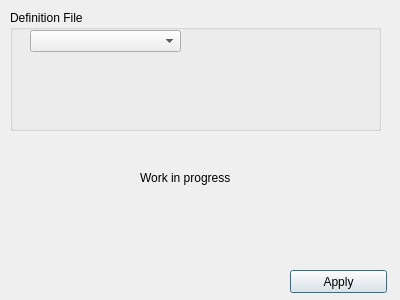
The window that defdialog.ui (Mte90/LearnHotkeys) describes before a commit, drawn with Qt 5.
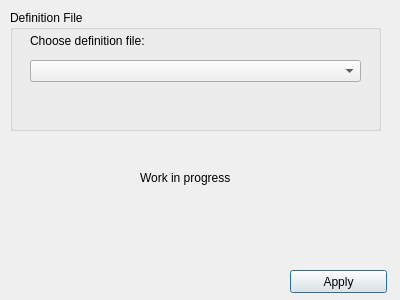
The same window after the commit.

Commit message: big combobox

```diff
--- a/defdialog.ui
+++ b/defdialog.ui
@@ -42,17 +42,30 @@
     <property name="geometry">
      <rect>
       <x>20</x>
-      <y>20</y>
-      <width>151</width>
+      <y>50</y>
+      <width>331</width>
       <height>22</height>
      </rect>
     </property>
    </widget>
+   <widget class="QLabel" name="label_2">
+    <property name="geometry">
+     <rect>
+      <x>20</x>
+      <y>20</y>
+      <width>161</width>
+      <height>21</height>
+     </rect>
+    </property>
+    <property name="text">
+     <string>Choose definition file:</string>
+    </property>
+   </widget>
    <widget class="QLabel" name="labelDef">
     <property name="geometry">
      <rect>
-      <x>190</x>
-      <y>20</y>
+      <x>20</x>
+      <y>80</y>
       <width>161</width>
       <height>21</height>
      </rect>
```
The commit also changes 1 other file.
